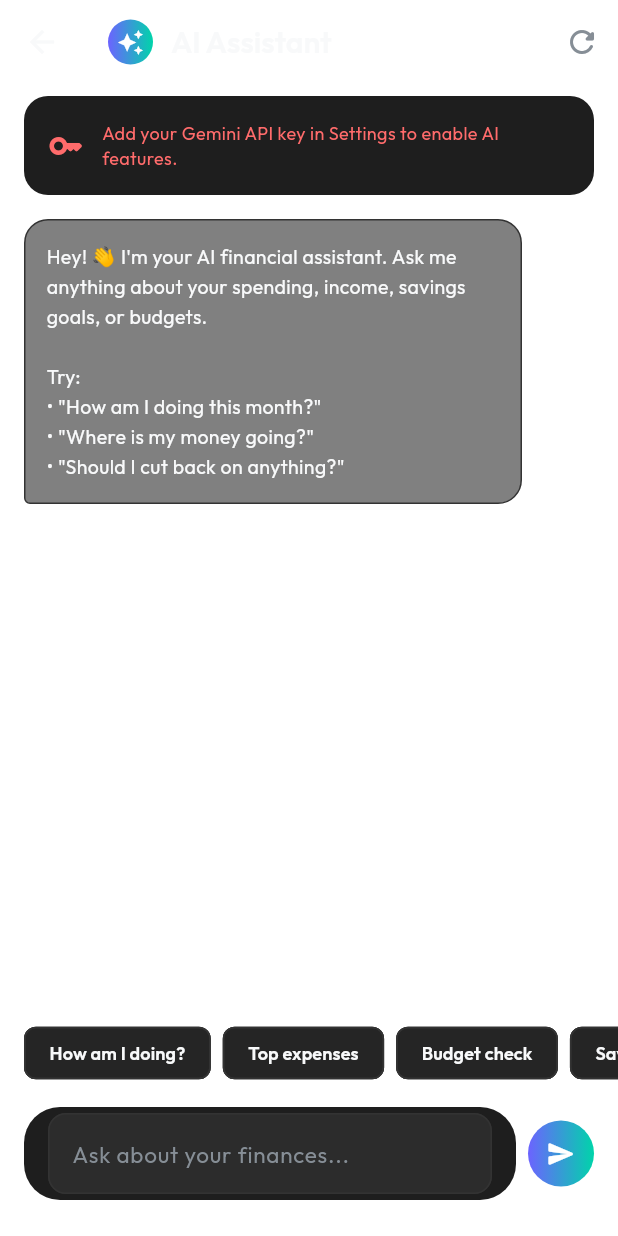
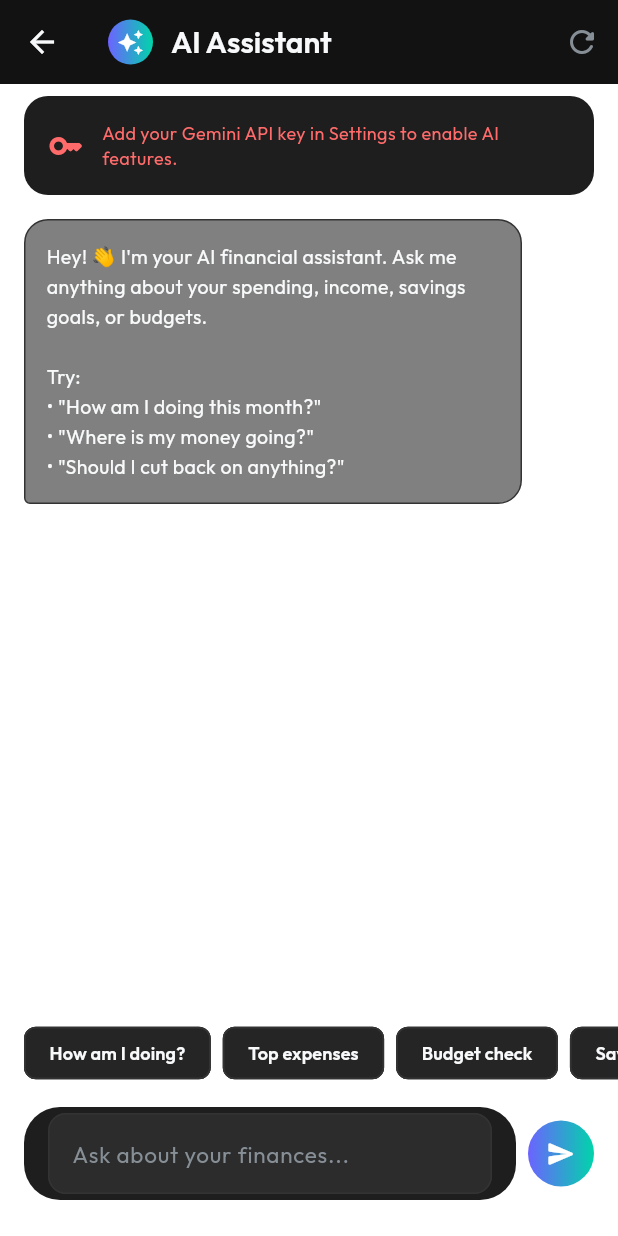
Before and after one commit to Cyberclutch146/FreeFlow-Tracker, a Flutter app: the screen it shows after launch, after a tap on the "auto awesome" icon, on a phone screen of 412 x 824 dp. Run offline on Flutter 3.47's test engine with Material 3 defaults, Android fonts, the phone set to English and light mode, and no system bars; drawn by our look-alikes of flutter_animate; our stand-ins replace csv, fl_chart, flutter_riverpod, go_router, google_fonts, google_generative_ai and 2 more; missing offline and left inert: telephony; accounts and stored records are empty; generated files the repository leaves out were written again.

Commit message:
feat: implement centralized app theme and foundational UI screens for AI chat, analytics, and settings modules

```diff
--- a/lib/core/theme/app_theme.dart
+++ b/lib/core/theme/app_theme.dart
@@ -46,7 +46,8 @@ class AppTheme {
         ),
       ),
       appBarTheme: AppBarTheme(
-        backgroundColor: Colors.transparent,
+        backgroundColor: appColors.backgroundPrimary,
+        scrolledUnderElevation: 0,
         elevation: 0,
         titleTextStyle: appTextStyles.headingLarge,
         iconTheme: IconThemeData(color: appColors.textPrimary),
--- a/lib/screens/ai/ai_chat_screen.dart
+++ b/lib/screens/ai/ai_chat_screen.dart
@@ -102,7 +102,7 @@ class _AiChatScreenState extends ConsumerState<AiChatScreen> {
     final gemini = ref.watch(geminiServiceProvider);
 
     return Scaffold(
-      backgroundColor: Colors.transparent,
+
       appBar: AppBar(
         title: Row(
           children: [
@@ -118,7 +118,7 @@ class _AiChatScreenState extends ConsumerState<AiChatScreen> {
             Text('AI Assistant', style: textStyles.headingLarge),
           ],
         ),
-        backgroundColor: Colors.transparent,
+
         actions: [
           IconButton(
             icon: Icon(Icons.refresh_rounded, color: colors.textMuted),
--- a/lib/screens/ai/ai_report_screen.dart
+++ b/lib/screens/ai/ai_report_screen.dart
@@ -79,7 +79,7 @@ class _AiReportScreenState extends ConsumerState<AiReportScreen> {
     final textStyles = context.textStyles;
 
     return Scaffold(
-      backgroundColor: Colors.transparent,
+
       appBar: AppBar(
         title: Row(
           children: [
@@ -95,7 +95,7 @@ class _AiReportScreenState extends ConsumerState<AiReportScreen> {
             Text('AI Report', style: textStyles.headingLarge),
           ],
         ),
-        backgroundColor: Colors.transparent,
+
         actions: [
           IconButton(
             icon: Icon(Icons.refresh_rounded, color: colors.textMuted),
--- a/lib/screens/home/home_screen.dart
+++ b/lib/screens/home/home_screen.dart
@@ -27,7 +27,6 @@ class HomeScreen extends ConsumerWidget {
       backgroundColor: Colors.transparent, // Scaffold background handled by LiquidBackground
       appBar: AppBar(
         title: Text('Dashboard', style: textStyles.headingLarge),
-        backgroundColor: Colors.transparent,
         actions: [
           IconButton(
             icon: ShaderMask(
--- a/lib/screens/income/project_detail_screen.dart
+++ b/lib/screens/income/project_detail_screen.dart
@@ -25,9 +25,9 @@ class ProjectDetailScreen extends ConsumerWidget {
 
     return LiquidBackground(
       child: Scaffold(
-        backgroundColor: Colors.transparent,
+
         appBar: AppBar(
-          backgroundColor: Colors.transparent,
+
           elevation: 0,
           leading: IconButton(
             icon: Icon(Icons.arrow_back_ios_new_rounded, color: colors.textPrimary),
--- a/lib/screens/income/student_detail_screen.dart
+++ b/lib/screens/income/student_detail_screen.dart
@@ -24,9 +24,9 @@ class StudentDetailScreen extends ConsumerWidget {
 
     return LiquidBackground(
       child: Scaffold(
-        backgroundColor: Colors.transparent,
+
         appBar: AppBar(
-          backgroundColor: Colors.transparent,
+
           elevation: 0,
           leading: IconButton(
             icon: Icon(Icons.arrow_back_ios_new_rounded, color: colors.textPrimary),
--- a/lib/screens/settings/settings_screen.dart
+++ b/lib/screens/settings/settings_screen.dart
@@ -24,7 +24,6 @@ class SettingsScreen extends ConsumerWidget {
       backgroundColor: Colors.transparent,
       appBar: AppBar(
         title: Text('Settings', style: textStyles.headingLarge),
-        backgroundColor: Colors.transparent,
       ),
       body: settingsAsync.when(
         data: (settings) {
--- a/lib/screens/transactions/transactions_screen.dart
+++ b/lib/screens/transactions/transactions_screen.dart
@@ -20,10 +20,10 @@ class TransactionsScreen extends ConsumerWidget {
     final textStyles = context.textStyles;
 
     return Scaffold(
-      backgroundColor: Colors.transparent, // Background handled by LiquidBackground
+       // Background handled by LiquidBackground
       appBar: AppBar(
         title: Text('All Transactions', style: textStyles.headingLarge),
-        backgroundColor: Colors.transparent,
+
         actions: [
           IconButton(
             icon: Icon(Icons.filter_list_rounded, color: colors.textPrimary),
```
